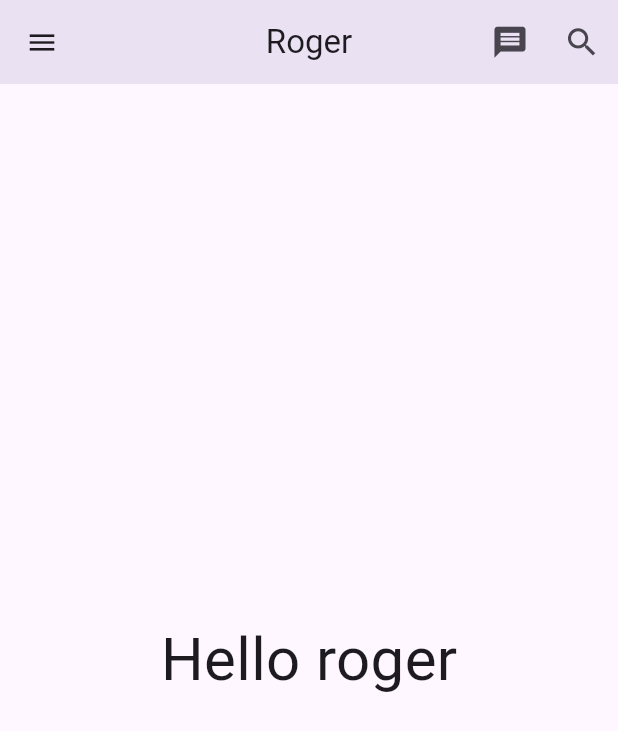
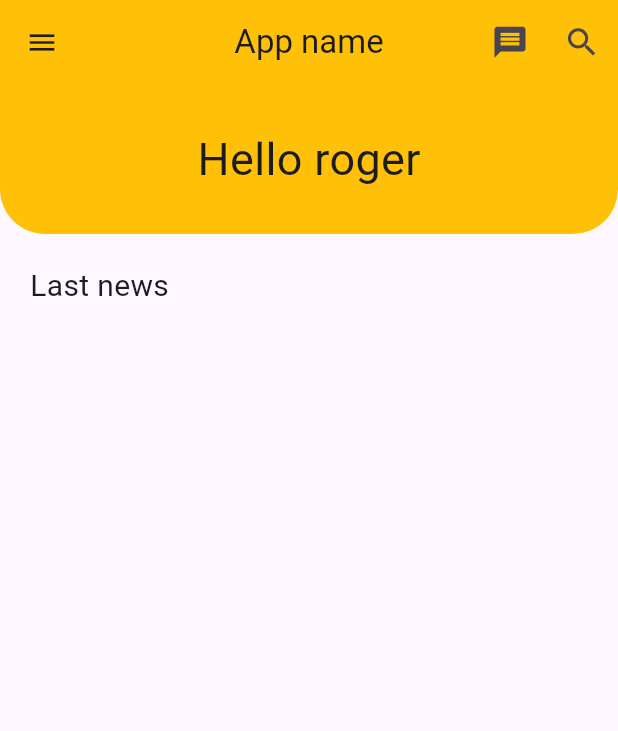
Before and after one commit to mohamed-mousa/flutter-hello-app, a Flutter app: the screen it shows after launch, on a phone screen of 412 x 824 dp. Shown: the top 731 px of the screen. Run offline on Flutter 3.47's test engine with Material 3 defaults, Android fonts, the phone set to English and light mode, and no system bars.

Commit message:
add container and Column

```diff
--- a/lib/main.dart
+++ b/lib/main.dart
@@ -1,3 +1,5 @@
+// ignore_for_file: prefer_const_constructors
+
 import 'package:flutter/material.dart';
 
 void main() {
@@ -25,8 +27,8 @@ class SimpleProject extends StatelessWidget {
   Widget build(BuildContext context) {
     return Scaffold(
         appBar: AppBar(
-          elevation: 10,
-          title: Text('Roger'),
+          backgroundColor: Colors.amber,
+          title: Text('App name'),
           centerTitle: true,
           leading:
               IconButton(onPressed: () {}, icon: Icon(Icons.menu, size: 22)),
@@ -35,10 +37,34 @@ class SimpleProject extends StatelessWidget {
             IconButton(onPressed: () {}, icon: Icon(Icons.search, size: 25))
           ],
         ),
-        body: Center(
-            child: Text(
-          'Hello roger',
-          style: TextStyle(fontSize: 40),
-        )));
+        body: Column(
+          children: [
+            Container(
+              alignment: Alignment.center,
+              height: 100,
+              width: double.infinity,
+              decoration: BoxDecoration(
+                color: Colors.amber,
+                borderRadius: BorderRadius.only(
+                    topRight: Radius.circular(0),
+                    bottomRight: Radius.circular(30),
+                    topLeft: Radius.circular(0),
+                    bottomLeft: Radius.circular(30)),
+              ),
+              child: Text(
+                'Hello roger',
+                style: TextStyle(fontSize: 30),
+              ),
+            ),
+            Container(
+              alignment: Alignment.centerLeft,
+              padding: EdgeInsets.all(20),
+              child: Text(
+                'Last news', //
+                style: TextStyle(fontSize: 20),
+              ),
+            ),
+          ],
+        ));
   }
 }
```
